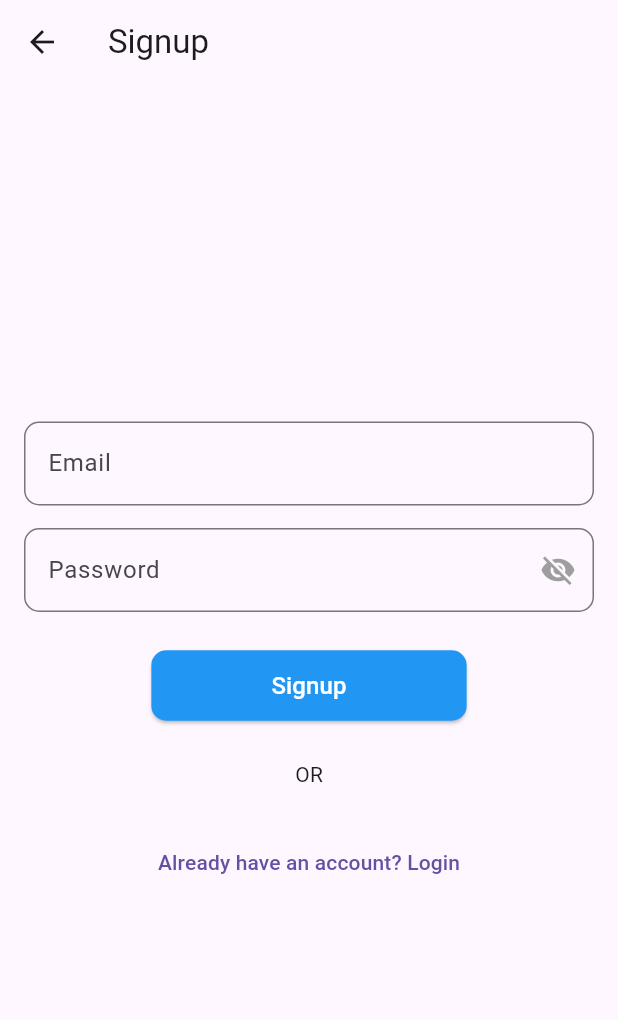
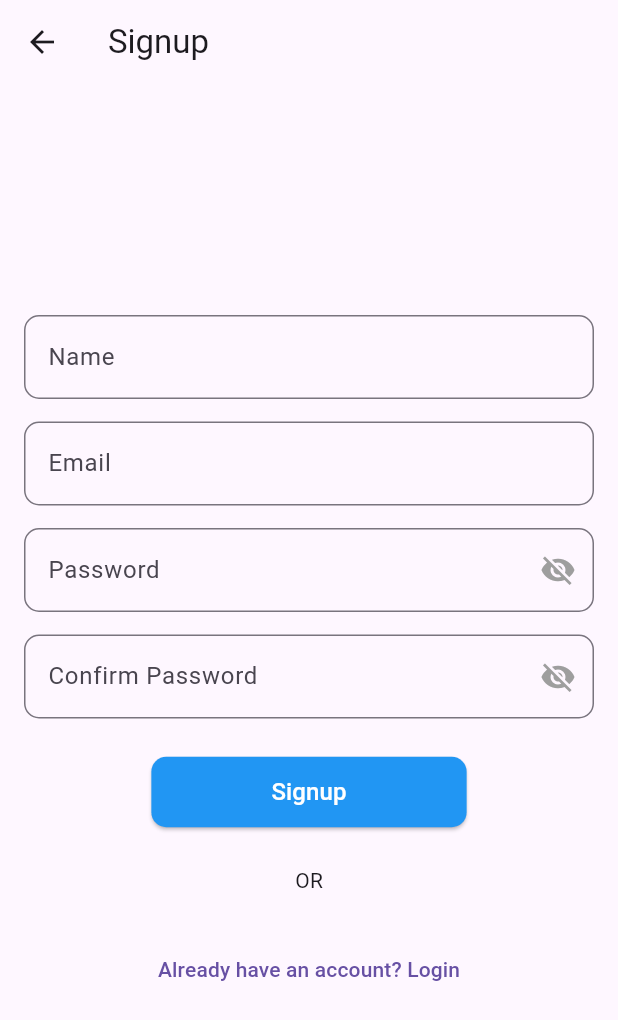
Before and after one commit to Qamar80/chatboot, a Flutter app: the SignupScreen screen opened by its route, on a phone screen of 412 x 824 dp. Shown: the top 1020 px of the screen. Run offline on Flutter 3.47's test engine with Material 3 defaults, Android fonts, the phone set to English and light mode, and no system bars; our stand-ins replace firebase_auth, firebase_core, get, google_sign_in; accounts and stored records are empty.

Commit message:
Added confrom password in signup screen

```diff
--- a/lib/view/auth/signup_screen.dart
+++ b/lib/view/auth/signup_screen.dart
@@ -13,11 +13,13 @@ class SignupScreen extends StatefulWidget {
 
 class _SignupScreenState extends State<SignupScreen> {
   final controller = Get.find<AuthController>();
+  final nameController = TextEditingController();
   final emailController = TextEditingController();
   final passwordController = TextEditingController();
-
+  final confirmPasswordController = TextEditingController();
 
   final RxBool isPasswordHidden = true.obs;
+  final RxBool isConfirmPasswordHidden = true.obs;
 
   @override
   Widget build(BuildContext context) {
@@ -36,6 +38,14 @@ class _SignupScreenState extends State<SignupScreen> {
                   mainAxisAlignment: MainAxisAlignment.center,
                   crossAxisAlignment: CrossAxisAlignment.center,
                   children: [
+                    // 👤 Name Field
+                    ourTextField(
+                      title: 'Name',
+                      hint: 'Enter Your Name',
+                      controller: nameController,
+                    ),
+                    const SizedBox(height: 15),
+
                     // ✉️ Email Field
                     ourTextField(
                       title: 'Email',
@@ -44,14 +54,14 @@ class _SignupScreenState extends State<SignupScreen> {
                     ),
                     const SizedBox(height: 15),
 
-
-                    Obx(() => TextField(
+                    // 🔒 Password Field
+                    Obx(
+                          () => TextField(
                         controller: passwordController,
                         obscureText: isPasswordHidden.value,
                         maxLength: 10, // ✅ Limit password to 10 characters
                         decoration: InputDecoration(
-                        counterText:
-                        '',
+                          counterText: '',
                           labelText: 'Password',
                           hintText: 'Enter Password (max 10 chars)',
                           suffixIcon: IconButton(
@@ -70,16 +80,60 @@ class _SignupScreenState extends State<SignupScreen> {
                             borderRadius: BorderRadius.circular(10),
                           ),
                         ),
-                    )),
+                      ),
+                    ),
+
+                    const SizedBox(height: 15),
+
+                    // 🔐 Confirm Password Field
+                    Obx(
+                          () => TextField(
+                        controller: confirmPasswordController,
+                        obscureText: isConfirmPasswordHidden.value,
+                        maxLength: 10,
+                        decoration: InputDecoration(
+                          counterText: '',
+                          labelText: 'Confirm Password',
+                          hintText: 'Re-enter Password',
+                          suffixIcon: IconButton(
+                            icon: Icon(
+                              isConfirmPasswordHidden.value
+                                  ? Icons.visibility_off
+                                  : Icons.visibility,
+                              color: Colors.grey,
+                            ),
+                            onPressed: () {
+                              isConfirmPasswordHidden.value =
+                              !isConfirmPasswordHidden.value;
+                            },
+                          ),
+                          border: OutlineInputBorder(
+                            borderRadius: BorderRadius.circular(10),
+                          ),
+                        ),
+                      ),
+                    ),
+
                     const SizedBox(height: 25),
 
                     // 🔵 Signup Button
                     ourButton(
                       onPress: () {
+                        if (passwordController.text.trim() !=
+                            confirmPasswordController.text.trim()) {
+                          Get.snackbar(
+                            'Error',
+                            'Passwords do not match',
+                            snackPosition: SnackPosition.BOTTOM,
+                            backgroundColor: Colors.redAccent,
+                            colorText: Colors.white,
+                          );
+                        } else {
                           controller.signup(
                             emailController.text.trim(),
                             passwordController.text.trim(),
                           );
+                        }
                       },
                       color: Colors.blue,
                       textColor: Colors.white,
```
Lines whose indentation alone changed are shown as unchanged.
